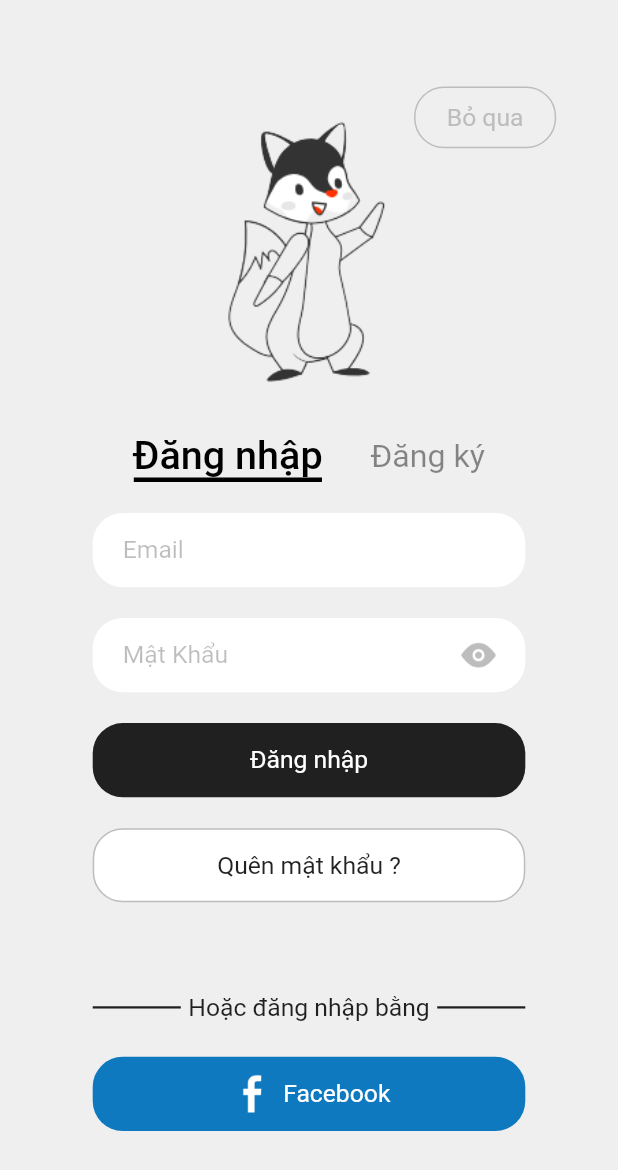
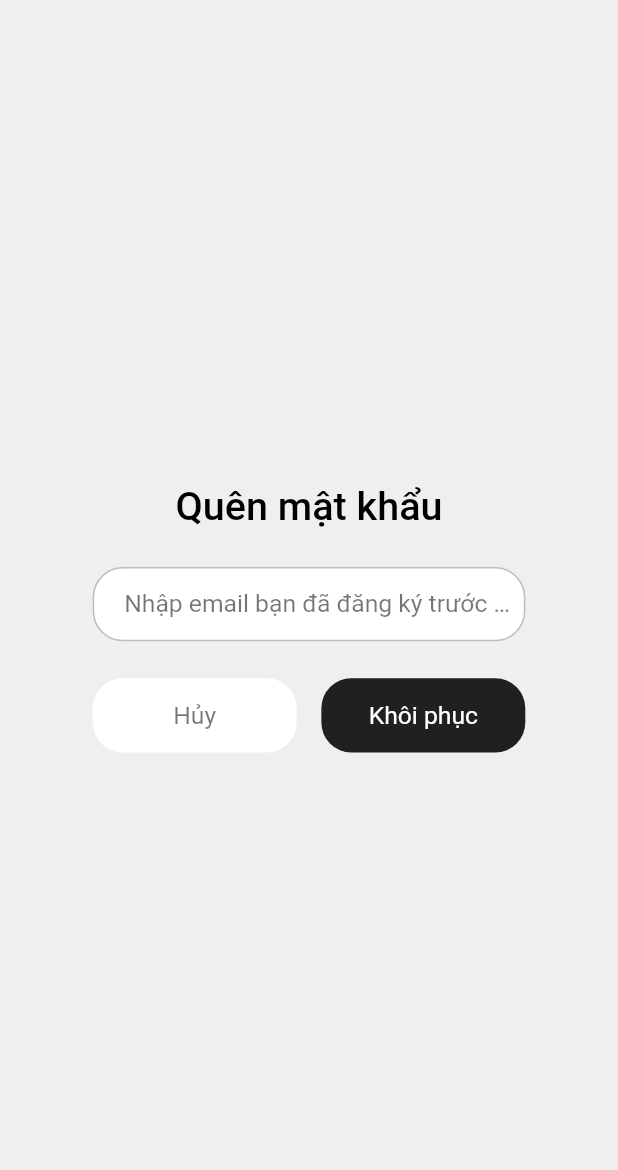
Before and after one commit to khanhpl/prices_dart, a Flutter app: the LoginScreen screen opened by its route, after a tap on "Quên mật khẩu ?", on a phone screen of 412 x 824 dp. Shown: the top 1170 px of the screen. Run offline on Flutter 3.47's test engine with Material 2 defaults, Android fonts, the phone set to English and light mode, and no system bars; our stand-ins replace convex_bottom_bar, flutter_rating_bar.

Commit message:
update full welcome side

```diff
--- a/lib/main.dart
+++ b/lib/main.dart
@@ -1,7 +1,10 @@
 import 'package:flutter/material.dart';
 import 'package:prices_dart/my_main_page.dart';
 import 'package:prices_dart/screens/account/accountpage.dart';
+import 'package:prices_dart/screens/welcome/forgot_password.dart';
 import 'package:prices_dart/screens/welcome/login_screen.dart';
+import 'package:prices_dart/screens/welcome/register_screen.dart';
+import 'package:prices_dart/screens/welcome/send_request_password.dart';
 import 'package:prices_dart/screens/welcome/welcome_screen.dart';
 
 void main() {
@@ -11,6 +14,9 @@ void main() {
       '/': (context) => WelcomeScreen(),
       '/loginScreen': (context) => LoginScreen(),
       '/mainPage' : (context) => MyMainPage(),
+      '/forgotPassword' : (context) => ForgotPassword(),
+      '/sendRequestPassword' : (context) => SendRequestPassword(),
+      '/registerSuccess' : (context) => RegisterSuccessful(),
     },
   ),
   );
--- /dev/null
+++ b/lib/screens/welcome/forgot_password.dart
@@ -0,0 +1,114 @@
+
+import 'package:flutter/cupertino.dart';
+import 'package:flutter/material.dart';
+import '../../constants.dart' as Constants;
+class ForgotPassword extends StatelessWidget{
+  @override
+  Widget build(BuildContext context) {
+    var _primaryColor = Constants.primaryColor;
+    var _pageHeight = MediaQuery.of(context).size.height;
+    var _pageWidth = MediaQuery.of(context).size.width;
+    return Material(
+      child: Container(
+        width: _pageWidth,
+        height: _pageHeight,
+        decoration: BoxDecoration(
+          color: _primaryColor,
+        ),
+        child: Column(
+          mainAxisAlignment: MainAxisAlignment.center,
+          crossAxisAlignment: CrossAxisAlignment.center,
+          children: [
+            Container(
+              child: Text(
+                'Quên mật khẩu',
+                style: TextStyle(
+                  color: Colors.black,
+                  fontWeight: FontWeight.w500,
+                  fontSize: _pageHeight * 0.032,
+                ),
+              ),
+            ),
+            SizedBox(height: _pageHeight*0.03),
+            Container(
+              width: _pageWidth * 0.7,
+              height: _pageHeight * 0.06,
+              alignment: Alignment.centerLeft,
+              padding: EdgeInsets.only(left: 20),
+              decoration: BoxDecoration(
+                color: Colors.white,
+                borderRadius: BorderRadius.circular(20),
+                border: Border.all(color: Colors.grey.shade400),
+              ),
+              child: TextField(
+                decoration: InputDecoration.collapsed(
+                  hintText: 'Nhập email bạn đã đăng ký trước đó!',
+                  hintStyle: TextStyle(
+                    fontSize: _pageHeight * 0.02,
+                    color: Colors.black54,
+                  ),
+                ),
+              ),
+            ),
+            SizedBox(height: _pageHeight*0.03),
+            Container(
+              width: _pageWidth * 0.7,
+              height: _pageHeight * 0.06,
+              child: Row(
+                children: [
+                  Container(
+                    width: _pageWidth * 0.33,
+                    height: _pageHeight * 0.06,
+                    decoration: BoxDecoration(
+                      color: Colors.white,
+                      borderRadius: BorderRadius.circular(20),
+                      // border: Border.all(
+                      //   color: Colors.grey.shade400,
+                      // ),
+                    ),
+                    child: FlatButton(
+                      child: Text(
+                        'Hủy',
+                        style: TextStyle(
+                          color: Colors.black54,
+                          fontSize: _pageHeight * 0.02,
+                          fontWeight: FontWeight.w400,
+                        ),
+                      ),
+                      onPressed: () {
+                        Navigator.pop(context);
+                      },
+                    ),
+                  ),
+                  SizedBox(width: _pageWidth*0.04),
+                  Container(
+                    width: _pageWidth * 0.33,
+                    height: _pageHeight * 0.06,
+                    decoration: BoxDecoration(
+                      color: Colors.black87,
+                      borderRadius: BorderRadius.circular(20),
+                    ),
+                    child: FlatButton(
+                      child: Text(
+                        'Khôi phục',
+                        style: TextStyle(
+                          color: Colors.white,
+                          fontSize: _pageHeight * 0.02,
+                          fontWeight: FontWeight.w400,
+                        ),
+                      ),
+                      onPressed: () {
+                        Navigator.pushNamed(context, '/sendRequestPassword');
+                      },
+                    ),
+                  ),
+                ],
+              ),
+            ),
+          ],
+        ),
+      ),
+    );
+  }
+
+}
```
Also changed, not shown: lib/screens/welcome/login_screen.dart (+8 -3 lines), lib/screens/welcome/register_screen.dart (added, +129 -0 lines), lib/screens/welcome/send_request_password.dart (added, +103 -0 lines).
